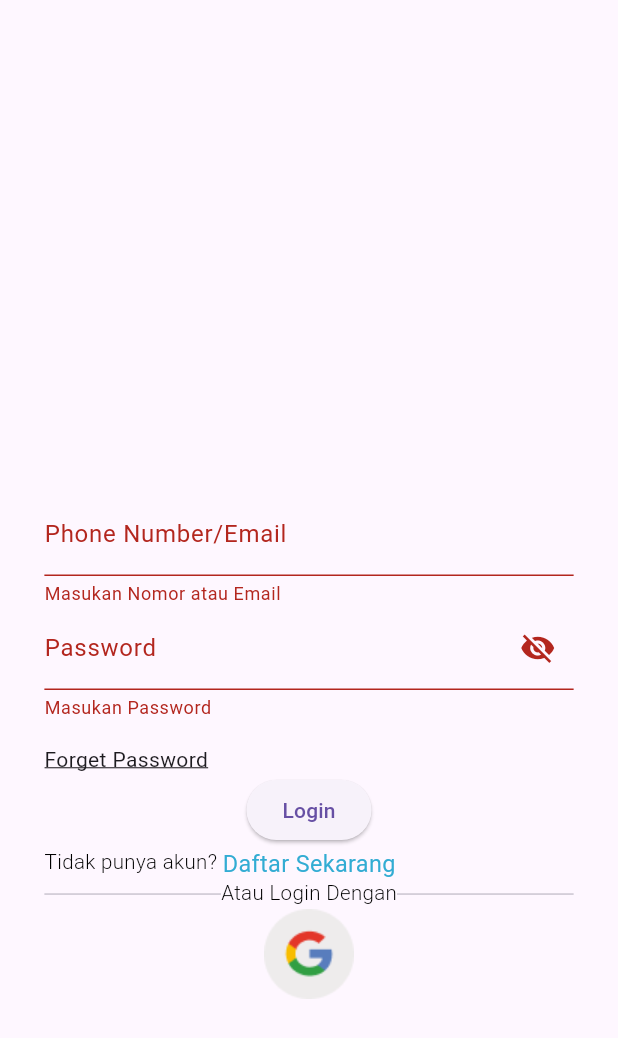
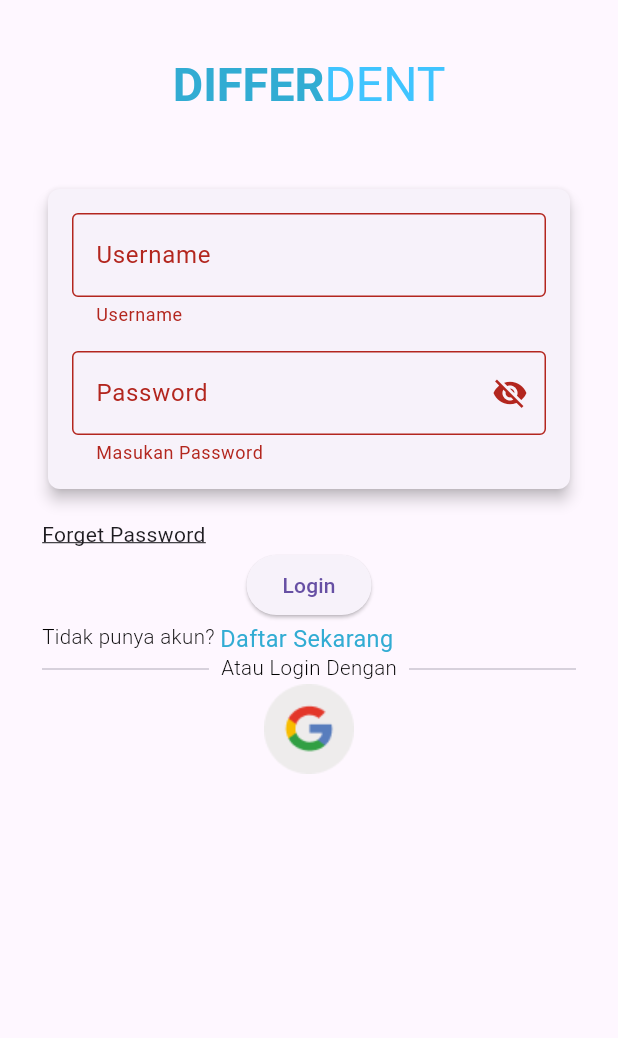
Before and after one commit to AffraAdiWirawan/differdentapp, a Flutter app: the screen it shows after launch, after a tap on "Login", on a phone screen of 412 x 824 dp. Shown: the top 1038 px of the screen. Run offline on Flutter 3.47's test engine with Material 3 defaults, Android fonts, the phone set to English and light mode, and no system bars; our stand-ins replace flutter_carousel_widget, get, table_calendar, youtube_player_flutter; Roboto replaces fonts that are missing (Poppins, Sansation).

Commit message:
Update login_page.dart

```diff
--- a/lib/pages/login_page.dart
+++ b/lib/pages/login_page.dart
@@ -1,9 +1,12 @@
+import 'dart:convert';
+
 import 'package:flutter/material.dart';
 import 'package:get/get.dart';
 import 'package:pkm_mobile/pages/beranda_main.dart';
 import 'package:pkm_mobile/pages/forgetpass.dart';
 import 'package:pkm_mobile/pages/register.dart';
 import 'package:pkm_mobile/utils/app_export.dart';
+import 'package:http/http.dart' as http;
 
 class LoginPage extends StatefulWidget {
   const LoginPage({super.key});
@@ -14,14 +17,73 @@
 
 class _LoginPageState extends State<LoginPage> {
   final _formKey = GlobalKey<FormState>();
-  String _nummail = '';
-  String _pass = '';
+  late String _username, _pass;
   bool _passwordVisible = false;
 
-  @override
-  void initState() {
-    super.initState();
-    _passwordVisible = false;
+  Future<void> _login() async {
+    if (_formKey.currentState!.validate()) {
+      _formKey.currentState!.save();
+
+      final response = await http.post(
+        Uri.parse('http://loginregister.masjidbaitulhikmah.com/check.php'),
+        headers: {
+          'Content-Type': 'application/x-www-form-urlencoded',
+        },
+        body: {
+          'username': _username,
+          'password': _pass,
+        },
+      );
+
+      if (response.statusCode == 200) {
+        final jsonData = jsonDecode(response.body);
+        if (jsonData['success']) {
+          // Login successful, navigate to home screen
+          Navigator.pushReplacementNamed(context, '/home');
+        } else {
+          // Invalid username or password
+          ScaffoldMessenger.of(context).showSnackBar(
+            SnackBar(content: Text(jsonData['message'])),
+          );
+        }
+      } else {
+        // Error occurred
+        ScaffoldMessenger.of(context).showSnackBar(
+          SnackBar(content: Text('Error occurred')),
+        );
+      }
+    }
+  }
+
+  Widget _buildHeaderRow(BuildContext context) {
+    return Container(
+      margin: EdgeInsets.only(bottom: 46.0), // Adjust this as necessary
+      padding: EdgeInsets.symmetric(horizontal: 8.0), // Adjust this as necessary
+      child: Row(
+        mainAxisAlignment: MainAxisAlignment.center,
+        children: [
+          //Image.asset('assets/images/logodifferdent.png'), // Correct asset path
+          //(width: 22.0), // Adjust this as necessary
+          RichText(
+            text: TextSpan(
+              children: [
+                TextSpan(
+                  text: "DIFFER",
+                  style: CustomTextStyles.headlineLargeBold_1,
+                ),
+                TextSpan(
+                  text: "DENT",
+                  style: Theme.of(context).textTheme.headlineLarge?.copyWith(
+                    color: Colors.lightBlueAccent,
+                  ),
+                ),
+              ],
+            ),
+            textAlign: TextAlign.left,
+          ),
+        ],
+      ),
+    );
   }
 
   @override
@@ -33,30 +95,47 @@
             child: Container(
               width: double.maxFinite,
               padding: EdgeInsets.symmetric(
-                horizontal: 28.h,
-                vertical: 336.v,
+                horizontal: 28.0, // Adjust this as necessary
+                vertical: 36.0, // Adjust this as necessary
               ),
               child: Form(
                 key: _formKey,
                 child: Column(
                   mainAxisAlignment: MainAxisAlignment.start,
                   children: <Widget>[
-                    TextFormField(
-                      decoration: const InputDecoration(labelText: 'Phone Number/Email'),
+                    _buildHeaderRow(context), // Add this line to show the header
+                    Card(
+                      elevation: 4.0,
+                      shape: RoundedRectangleBorder(
+                        borderRadius: BorderRadius.circular(8.0),
+                      ),
+                      child: Padding(
+                        padding: const EdgeInsets.all(16.0),
+                        child: Column(
+                          children: [
+                            Padding(
+                              padding: const EdgeInsets.only(bottom: 16.0),
+                              child: TextFormField(
+                                decoration: const InputDecoration(
+                                  labelText: 'Username',
+                                  border: OutlineInputBorder(),
+                                ),
                                 validator: (value) {
                                   if (value == null || value.isEmpty) {
-                          return 'Masukan Nomor atau Email';
+                                    return 'Username';
                                   }
                                   return null;
                                 },
                                 onSaved: (value) {
-                        _nummail = value ?? '';
+                                  _username = value ?? '';
                                 },
+                              ),
                             ),
                             TextFormField(
                               obscureText: !_passwordVisible,
                               decoration: InputDecoration(
                                 labelText: 'Password',
+                                border: OutlineInputBorder(),
                                 suffixIcon: IconButton(
                                   icon: Icon(
                                     _passwordVisible ? Icons.visibility : Icons.visibility_off,
@@ -77,6 +156,10 @@
                               onSaved: (value) {
                                 _pass = value ?? '';
                               },
+                            ),
+                          ],
+                        ),
+                      ),
                     ),
                     GestureDetector(
                       onTap: () {
@@ -111,31 +194,34 @@
                         children: [
                           Text(
                             'Tidak punya akun? ',
-                              style: CustomTextStyles.bodyMediumBlack900
+                            style: CustomTextStyles.bodyMediumBlack900,
                           ),
                           GestureDetector(
                             onTap: () {
                               Get.to(Register());
                             },
-                              child: Text (
+                            child: Text(
                               "Daftar Sekarang",
-                                style: CustomTextStyles.bodyLargeSansationCyan400
+                              style: CustomTextStyles.bodyLargeSansationCyan400,
                             ),
-                            )
-                          ]
+                          ),
+                        ],
                       ),
                     ),
                     SizedBox(
+                      height: 20.0, // Adjust this as necessary
                       child: Row(
                         mainAxisAlignment: MainAxisAlignment.center,
-                        mainAxisSize: MainAxisSize.max,
                         children: [
                           const Expanded(child: Divider()),
-                          Text(
+                          Padding(
+                            padding: const EdgeInsets.symmetric(horizontal: 8.0),
+                            child: Text(
                               "Atau Login Dengan",
                               style: CustomTextStyles.bodyMediumBlack900Light_1,
                             ),
-                          const Expanded(child: Divider())
+                          ),
+                          const Expanded(child: Divider()),
                         ],
                       ),
                     ),
@@ -147,7 +233,7 @@
                           Image.asset(ImageConstant.logogoogle)
                         ],
                       ),
-                    )
+                    ),
                   ],
                 ),
               ),
```
Lines whose indentation alone changed are shown as unchanged.
